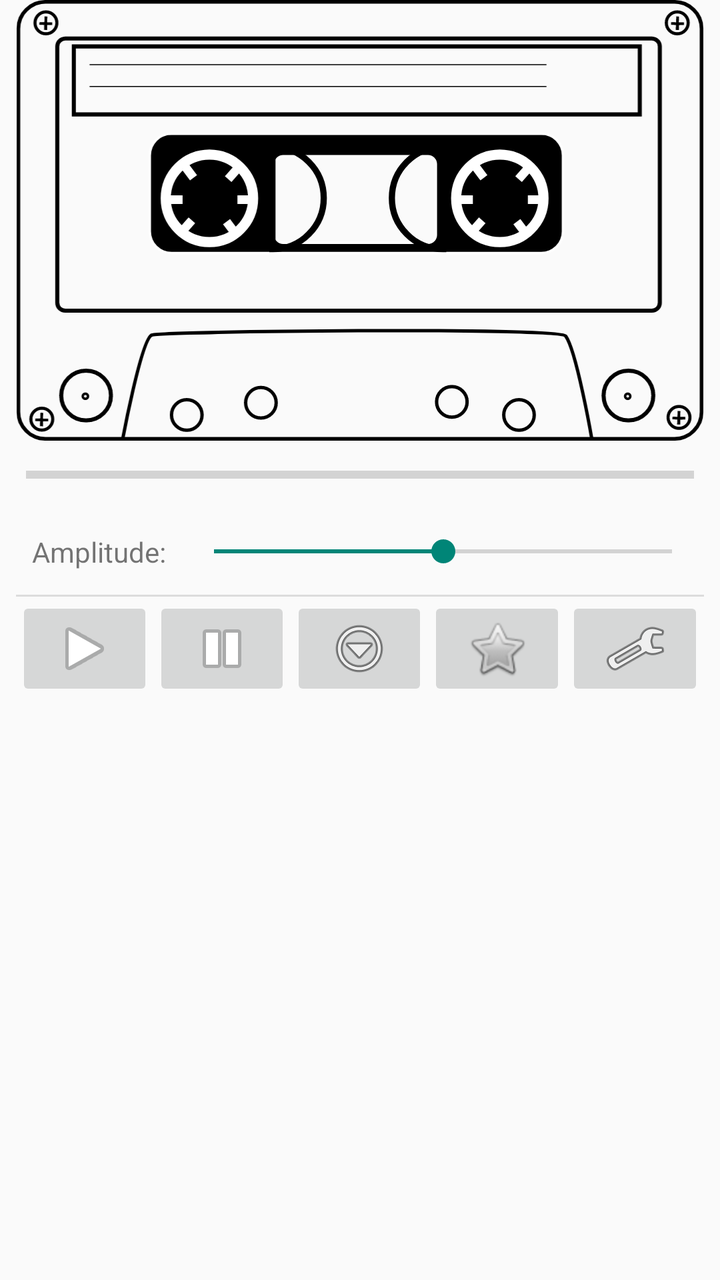
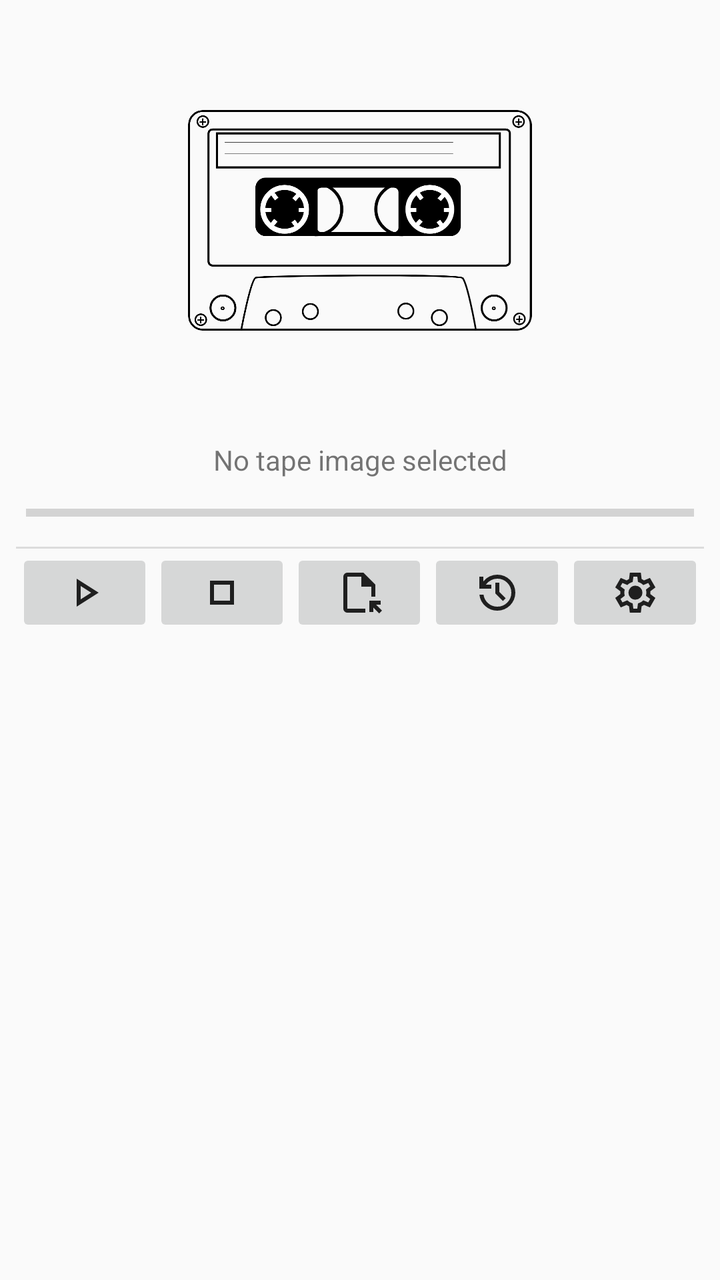

Screens rendered from an Android XML layout before and after an edit, with the pre-edit source and the edit as a unified diff.
<!-- AndroidManifest.xml: application theme AppTheme -->
<!-- res/layout/activity_main.xml -->
<?xml version="1.0" encoding="utf-8"?>

<androidx.constraintlayout.widget.ConstraintLayout xmlns:android="http://schemas.android.com/apk/res/android"
    xmlns:app="http://schemas.android.com/apk/res-auto"
    xmlns:tools="http://schemas.android.com/tools"

    android:layout_width="match_parent"
    android:layout_height="match_parent"
    android:keepScreenOn="true"
    android:paddingHorizontal="8dp"
    tools:context=".MainActivity">

    <LinearLayout
        android:layout_width="match_parent"
        android:layout_height="match_parent"
        android:orientation="vertical">

        <ImageView
            android:id="@+id/imageView"
            android:layout_width="wrap_content"
            android:layout_height="wrap_content"
            android:adjustViewBounds="true"
            android:cropToPadding="false"
            android:rotation="180"
            android:src="@drawable/tapecassette" />

        <ProgressBar
            android:id="@+id/pbProgress"
            style="?android:attr/progressBarStyleHorizontal"
            android:layout_width="match_parent"
            android:layout_height="wrap_content"
            android:layout_marginTop="4dp"
            android:layout_marginBottom="4dp"
            android:max="100"
            android:padding="5dp"
            android:progress="0" />

        <LinearLayout
            android:layout_width="match_parent"
            android:layout_height="wrap_content"
            android:paddingTop="4dp"
            android:paddingBottom="4dp">

            <TextView
                android:id="@+id/tvAmplitude"
                android:layout_width="wrap_content"
                android:layout_height="wrap_content"
                android:layout_weight="0"
                android:labelFor="@id/sbVolume"
                android:padding="8dp"
                android:text="@string/lbl_amplitude" />

            <SeekBar
                android:id="@+id/sbVolume"
                android:layout_width="match_parent"
                android:layout_height="match_parent"
                android:max="10"
                android:progress="5" />
        </LinearLayout>

        <View
            android:id="@+id/divider5"
            android:layout_width="match_parent"
            android:layout_height="1dp"
            android:background="?android:attr/listDivider" />

        <LinearLayout
            android:layout_width="match_parent"
            android:layout_height="wrap_content"
            android:orientation="horizontal">

            <ImageButton
                android:id="@+id/btnPlay"
                android:layout_width="wrap_content"
                android:layout_height="wrap_content"
                android:layout_weight="1"
                android:onClick="onPlay"
                android:src="@android:drawable/ic_media_play" />

            <ImageButton
                android:id="@+id/btnStop"
                android:layout_width="wrap_content"
                android:layout_height="wrap_content"
                android:layout_weight="1"
                android:onClick="onStopPlaying"
                android:src="@android:drawable/ic_media_pause" />

            <ImageButton
                android:id="@+id/btnBrowse"
                android:layout_width="wrap_content"
                android:layout_height="wrap_content"
                android:layout_weight="1"
                android:onClick="onBrowseTapeImage"
                android:src="@android:drawable/ic_menu_more" />

            <ImageButton
                android:id="@+id/btnRecent"
                android:layout_width="wrap_content"
                android:layout_height="wrap_content"
                android:layout_weight="1"
                android:src="@android:drawable/btn_star" />

            <ImageButton
                android:id="@+id/btnSettings"
                android:layout_width="wrap_content"
                android:layout_height="wrap_content"
                android:layout_weight="1"
                android:onClick="onSettings"
                android:src="@android:drawable/ic_menu_manage" />
        </LinearLayout>

    </LinearLayout>
</androidx.constraintlayout.widget.ConstraintLayout>
<!-- resources referenced by this layout -->
<resources>
  <!-- drawable tapecassette: vector/xml drawable (drawable, 10297 chars, omitted) -->
  <string name="lbl_amplitude">Amplitude:</string>
  <style name="AppTheme" parent="android:Theme.Material.Light" />
</resources>

<!-- the commit's change to res/layout/activity_main.xml (unified diff, before → after) -->
@@ -15,48 +15,48 @@
         android:layout_height="match_parent"
         android:orientation="vertical">
 
-        <ImageView
-            android:id="@+id/imageView"
-            android:layout_width="wrap_content"
-            android:layout_height="wrap_content"
-            android:adjustViewBounds="true"
-            android:cropToPadding="false"
-            android:rotation="180"
-            android:src="@drawable/tapecassette" />
+        <FrameLayout
+            android:layout_width="match_parent"
+            android:layout_height="wrap_content">
 
-        <ProgressBar
-            android:id="@+id/pbProgress"
-            style="?android:attr/progressBarStyleHorizontal"
-            android:layout_width="match_parent"
-            android:layout_height="wrap_content"
-            android:layout_marginTop="4dp"
-            android:layout_marginBottom="4dp"
-            android:max="100"
-            android:padding="5dp"
-            android:progress="0" />
-
-        <LinearLayout
-            android:layout_width="match_parent"
-            android:layout_height="wrap_content"
-            android:paddingTop="4dp"
-            android:paddingBottom="4dp">
-
-            <TextView
-                android:id="@+id/tvAmplitude"
-                android:layout_width="wrap_content"
-                android:layout_height="wrap_content"
-                android:layout_weight="0"
-                android:labelFor="@id/sbVolume"
-                android:padding="8dp"
-                android:text="@string/lbl_amplitude" />
-
-            <SeekBar
-                android:id="@+id/sbVolume"
+            <LinearLayout
                 android:layout_width="match_parent"
                 android:layout_height="match_parent"
-                android:max="10"
-                android:progress="5" />
-        </LinearLayout>
+                android:orientation="vertical">
+
+                <ImageView
+                    android:id="@+id/imageView"
+                    android:layout_width="wrap_content"
+                    android:layout_height="wrap_content"
+                    android:adjustViewBounds="true"
+                    android:cropToPadding="false"
+                    android:rotation="180"
+                    android:scaleType="centerInside"
+                    android:scaleX="0.5"
+                    android:scaleY="0.5"
+                    android:src="@drawable/tapecassette" />
+
+                <TextView
+                    android:id="@+id/tvTapeImageName"
+                    android:layout_width="match_parent"
+                    android:layout_height="wrap_content"
+                    android:text="@string/msg_notape"
+                    android:textAlignment="center" />
+
+                <ProgressBar
+                    android:id="@+id/pbProgress"
+                    style="?android:attr/progressBarStyleHorizontal"
+                    android:layout_width="match_parent"
+                    android:layout_height="wrap_content"
+                    android:layout_marginTop="4dp"
+                    android:layout_marginBottom="4dp"
+                    android:max="100"
+                    android:padding="5dp"
+                    android:progress="0" />
+
+            </LinearLayout>
+
+        </FrameLayout>
 
         <View
             android:id="@+id/divider5"
@@ -75,7 +75,7 @@
                 android:layout_height="wrap_content"
                 android:layout_weight="1"
                 android:onClick="onPlay"
-                android:src="@android:drawable/ic_media_play" />
+                android:src="@drawable/play_arrow_24dp_1f1f1f_fill0_wght400_grad0_opsz24" />
 
             <ImageButton
                 android:id="@+id/btnStop"
@@ -83,7 +83,7 @@
                 android:layout_height="wrap_content"
                 android:layout_weight="1"
                 android:onClick="onStopPlaying"
-                android:src="@android:drawable/ic_media_pause" />
+                android:src="@drawable/stop_24dp_1f1f1f_fill0_wght400_grad0_opsz24" />
 
             <ImageButton
                 android:id="@+id/btnBrowse"
@@ -91,14 +91,15 @@
                 android:layout_height="wrap_content"
                 android:layout_weight="1"
                 android:onClick="onBrowseTapeImage"
-                android:src="@android:drawable/ic_menu_more" />
+                android:src="@drawable/file_open_24dp_1f1f1f_fill0_wght400_grad0_opsz24" />
 
             <ImageButton
                 android:id="@+id/btnRecent"
                 android:layout_width="wrap_content"
                 android:layout_height="wrap_content"
                 android:layout_weight="1"
-                android:src="@android:drawable/btn_star" />
+                android:onClick="onRecent"
+                android:src="@drawable/history_24dp_1f1f1f_fill0_wght400_grad0_opsz24" />
 
             <ImageButton
                 android:id="@+id/btnSettings"
@@ -106,7 +107,7 @@
                 android:layout_height="wrap_content"
                 android:layout_weight="1"
                 android:onClick="onSettings"
-                android:src="@android:drawable/ic_menu_manage" />
+                android:src="@drawable/settings_24dp_1f1f1f_fill0_wght400_grad0_opsz24" />
         </LinearLayout>
 
     </LinearLayout>
<!-- resource entries referenced after the edit -->
@@ -1,7 +1,57 @@
 <!-- resources referenced by this layout -->
 <resources>
+  <!-- drawable file_open_24dp_1f1f1f_fill0_wght400_grad0_opsz24 (drawable) -->
+  <vector xmlns:android="http://schemas.android.com/apk/res/android"
+      android:width="24dp"
+      android:height="24dp"
+      android:viewportWidth="960"
+      android:viewportHeight="960">
+    <path
+        android:pathData="M240,880q-33,0 -56.5,-23.5T160,800v-640q0,-33 23.5,-56.5T240,80h320l240,240v240h-80v-200L520,360v-200L240,160v640h360v80L240,880ZM878,895L760,777v89h-80v-226h226v80h-90l118,118 -56,57ZM240,800v-640,640Z"
+        android:fillColor="#1f1f1f"/>
+  </vector>
+  <!-- drawable history_24dp_1f1f1f_fill0_wght400_grad0_opsz24 (drawable) -->
+  <vector xmlns:android="http://schemas.android.com/apk/res/android"
+      android:width="24dp"
+      android:height="24dp"
+      android:viewportWidth="960"
+      android:viewportHeight="960">
+    <path
+        android:pathData="M480,840q-138,0 -240.5,-91.5T122,520h82q14,104 92.5,172T480,760q117,0 198.5,-81.5T760,480q0,-117 -81.5,-198.5T480,200q-69,0 -129,32t-101,88h110v80L120,400v-240h80v94q51,-64 124.5,-99T480,120q75,0 140.5,28.5t114,77q48.5,48.5 77,114T840,480q0,75 -28.5,140.5t-77,114q-48.5,48.5 -114,77T480,840ZM592,648L440,496v-216h80v184l128,128 -56,56Z"
+        android:fillColor="#1f1f1f"/>
+  </vector>
+  <!-- drawable play_arrow_24dp_1f1f1f_fill0_wght400_grad0_opsz24 (drawable) -->
+  <vector xmlns:android="http://schemas.android.com/apk/res/android"
+      android:width="24dp"
+      android:height="24dp"
+      android:viewportWidth="960"
+      android:viewportHeight="960">
+    <path
+        android:pathData="M320,760v-560l440,280 -440,280ZM400,480ZM400,614 L610,480 400,346v268Z"
+        android:fillColor="#1f1f1f"/>
+  </vector>
+  <!-- drawable settings_24dp_1f1f1f_fill0_wght400_grad0_opsz24 (drawable) -->
+  <vector xmlns:android="http://schemas.android.com/apk/res/android"
+      android:width="24dp"
+      android:height="24dp"
+      android:viewportWidth="960"
+      android:viewportHeight="960">
+    <path
+        android:pathData="m370,880 l-16,-128q-13,-5 -24.5,-12T307,725l-119,50L78,585l103,-78q-1,-7 -1,-13.5v-27q0,-6.5 1,-13.5L78,375l110,-190 119,50q11,-8 23,-15t24,-12l16,-128h220l16,128q13,5 24.5,12t22.5,15l119,-50 110,190 -103,78q1,7 1,13.5v27q0,6.5 -2,13.5l103,78 -110,190 -118,-50q-11,8 -23,15t-24,12L590,880L370,880ZM440,800h79l14,-106q31,-8 57.5,-23.5T639,633l99,41 39,-68 -86,-65q5,-14 7,-29.5t2,-31.5q0,-16 -2,-31.5t-7,-29.5l86,-65 -39,-68 -99,42q-22,-23 -48.5,-38.5T533,266l-13,-106h-79l-14,106q-31,8 -57.5,23.5T321,327l-99,-41 -39,68 86,64q-5,15 -7,30t-2,32q0,16 2,31t7,30l-86,65 39,68 99,-42q22,23 48.5,38.5T427,694l13,106ZM482,620q58,0 99,-41t41,-99q0,-58 -41,-99t-99,-41q-59,0 -99.5,41T342,480q0,58 40.5,99t99.5,41ZM480,480Z"
+        android:fillColor="#1f1f1f"/>
+  </vector>
+  <!-- drawable stop_24dp_1f1f1f_fill0_wght400_grad0_opsz24 (drawable) -->
+  <vector xmlns:android="http://schemas.android.com/apk/res/android"
+      android:width="24dp"
+      android:height="24dp"
+      android:viewportWidth="960"
+      android:viewportHeight="960">
+    <path
+        android:pathData="M320,320v320,-320ZM240,720v-480h480v480L240,720ZM320,640h320v-320L320,320v320Z"
+        android:fillColor="#1f1f1f"/>
+  </vector>
   <!-- drawable tapecassette: vector/xml drawable (drawable, 10297 chars, omitted) -->
-  <string name="lbl_amplitude">Amplitude:</string>
+  <string name="msg_notape">No tape image selected</string>
   <style name="AppTheme" parent="android:Theme.Material.Light" />
 </resources>
 
